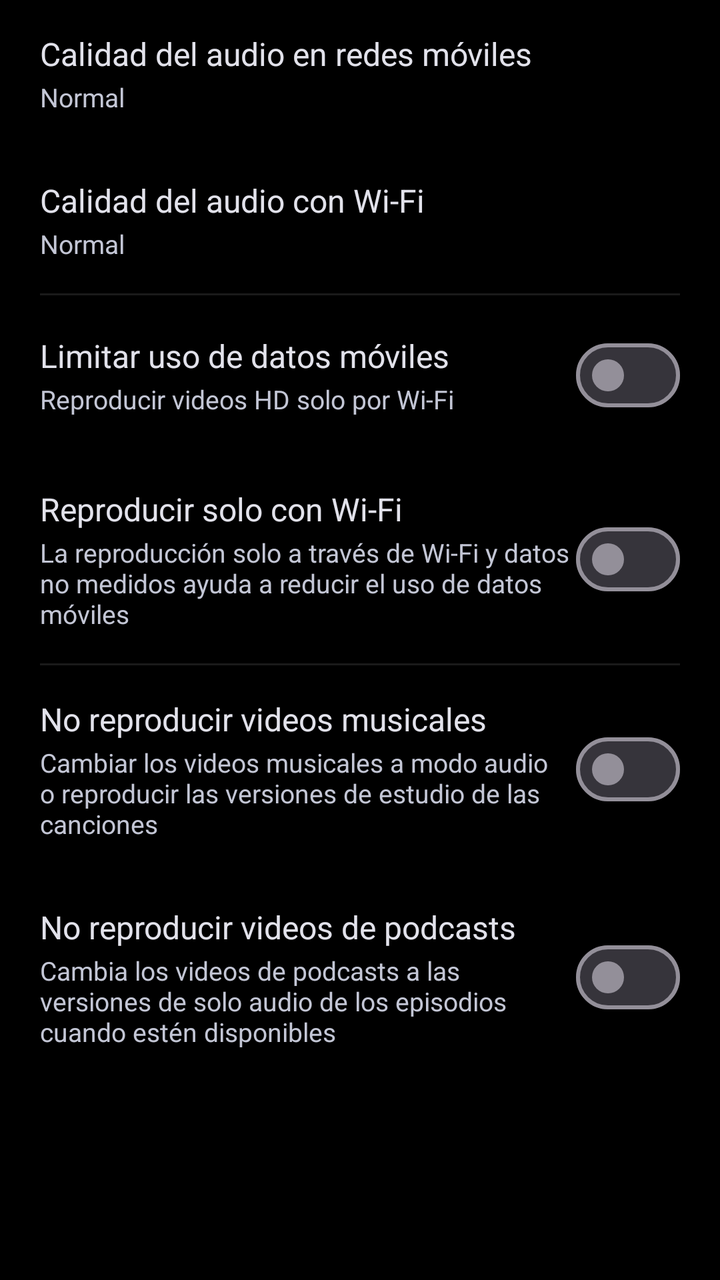
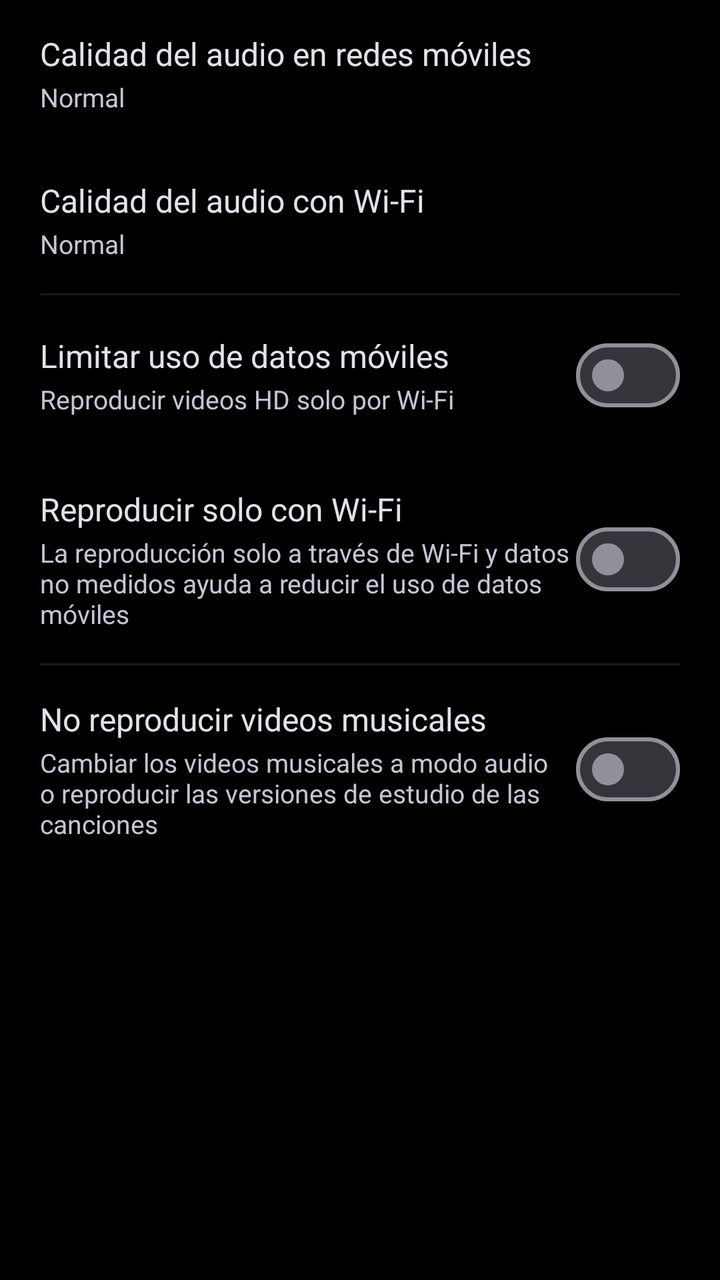

Screens rendered from an Android XML layout before and after an edit, with the pre-edit source and the edit as a unified diff.
<!-- AndroidManifest.xml: application theme Theme.Sleppify -->
<!-- res/layout/settings_data_saver.xml -->
<?xml version="1.0" encoding="utf-8"?>
<ScrollView xmlns:android="http://schemas.android.com/apk/res/android"
    android:id="@+id/svSettingsDataSaver"
    android:layout_width="match_parent"
    android:layout_height="match_parent"
    android:background="#FF000000"
    android:clipToPadding="false"
    android:paddingBottom="80dp">

    <LinearLayout
        android:layout_width="match_parent"
        android:layout_height="wrap_content"
        android:orientation="vertical"
        android:paddingHorizontal="20dp">

        
        <LinearLayout
            android:id="@+id/rowQualityMobile"
            android:layout_width="match_parent"
            android:layout_height="wrap_content"
            android:background="?attr/selectableItemBackground"
            android:clickable="true"
            android:focusable="true"
            android:orientation="vertical"
            android:paddingVertical="16dp">

            <TextView
                android:layout_width="wrap_content"
                android:layout_height="wrap_content"
                android:text="Calidad del audio en redes móviles"
                android:textColor="@color/text_primary"
                android:textSize="16sp" />

            <TextView
                android:id="@+id/tvQualityMobileValue"
                android:layout_width="wrap_content"
                android:layout_height="wrap_content"
                android:layout_marginTop="2dp"
                android:text="Normal"
                android:textColor="@color/text_secondary"
                android:textSize="13sp" />
        </LinearLayout>

        
        <LinearLayout
            android:id="@+id/rowQualityWifi"
            android:layout_width="match_parent"
            android:layout_height="wrap_content"
            android:background="?attr/selectableItemBackground"
            android:clickable="true"
            android:focusable="true"
            android:orientation="vertical"
            android:paddingVertical="16dp">

            <TextView
                android:layout_width="wrap_content"
                android:layout_height="wrap_content"
                android:text="Calidad del audio con Wi-Fi"
                android:textColor="@color/text_primary"
                android:textSize="16sp" />

            <TextView
                android:id="@+id/tvQualityWifiValue"
                android:layout_width="wrap_content"
                android:layout_height="wrap_content"
                android:layout_marginTop="2dp"
                android:text="Normal"
                android:textColor="@color/text_secondary"
                android:textSize="13sp" />
        </LinearLayout>

        <View
            android:layout_width="match_parent"
            android:layout_height="1dp"
            android:background="#1AFFFFFF" />

        
        <LinearLayout
            android:id="@+id/rowLimitMobileData"
            android:layout_width="match_parent"
            android:layout_height="wrap_content"
            android:gravity="center_vertical"
            android:orientation="horizontal"
            android:paddingVertical="16dp">

            <LinearLayout
                android:layout_width="0dp"
                android:layout_height="wrap_content"
                android:layout_weight="1"
                android:orientation="vertical">

                <TextView
                    android:layout_width="wrap_content"
                    android:layout_height="wrap_content"
                    android:text="Limitar uso de datos móviles"
                    android:textColor="@color/text_primary"
                    android:textSize="16sp" />

                <TextView
                    android:layout_width="wrap_content"
                    android:layout_height="wrap_content"
                    android:layout_marginTop="2dp"
                    android:text="Reproducir videos HD solo por Wi-Fi"
                    android:textColor="@color/text_secondary"
                    android:textSize="13sp" />
            </LinearLayout>

            <com.google.android.material.materialswitch.MaterialSwitch
                android:id="@+id/swLimitMobileData"
                android:layout_width="wrap_content"
                android:layout_height="wrap_content" />
        </LinearLayout>

        
        <LinearLayout
            android:id="@+id/rowWifiOnlyPlayback"
            android:layout_width="match_parent"
            android:layout_height="wrap_content"
            android:gravity="center_vertical"
            android:orientation="horizontal"
            android:paddingVertical="16dp">

            <LinearLayout
                android:layout_width="0dp"
                android:layout_height="wrap_content"
                android:layout_weight="1"
                android:orientation="vertical">

                <TextView
                    android:layout_width="wrap_content"
                    android:layout_height="wrap_content"
                    android:text="Reproducir solo con Wi-Fi"
                    android:textColor="@color/text_primary"
                    android:textSize="16sp" />

                <TextView
                    android:layout_width="wrap_content"
                    android:layout_height="wrap_content"
                    android:layout_marginTop="2dp"
                    android:text="La reproducción solo a través de Wi-Fi y datos no medidos ayuda a reducir el uso de datos móviles"
                    android:textColor="@color/text_secondary"
                    android:textSize="13sp" />
            </LinearLayout>

            <com.google.android.material.materialswitch.MaterialSwitch
                android:id="@+id/swWifiOnlyPlayback"
                android:layout_width="wrap_content"
                android:layout_height="wrap_content" />
        </LinearLayout>

        <View
            android:layout_width="match_parent"
            android:layout_height="1dp"
            android:background="#1AFFFFFF" />

        
        <LinearLayout
            android:id="@+id/rowNoMusicVideos"
            android:layout_width="match_parent"
            android:layout_height="wrap_content"
            android:gravity="center_vertical"
            android:orientation="horizontal"
            android:paddingVertical="16dp">

            <LinearLayout
                android:layout_width="0dp"
                android:layout_height="wrap_content"
                android:layout_weight="1"
                android:orientation="vertical">

                <TextView
                    android:layout_width="wrap_content"
                    android:layout_height="wrap_content"
                    android:text="No reproducir videos musicales"
                    android:textColor="@color/text_primary"
                    android:textSize="16sp" />

                <TextView
                    android:layout_width="wrap_content"
                    android:layout_height="wrap_content"
                    android:layout_marginTop="2dp"
                    android:text="Cambiar los videos musicales a modo audio o reproducir las versiones de estudio de las canciones"
                    android:textColor="@color/text_secondary"
                    android:textSize="13sp" />
            </LinearLayout>

            <com.google.android.material.materialswitch.MaterialSwitch
                android:id="@+id/swNoMusicVideos"
                android:layout_width="wrap_content"
                android:layout_height="wrap_content" />
        </LinearLayout>

        
        <LinearLayout
            android:id="@+id/rowNoPodcastVideos"
            android:layout_width="match_parent"
            android:layout_height="wrap_content"
            android:gravity="center_vertical"
            android:orientation="horizontal"
            android:paddingVertical="16dp">

            <LinearLayout
                android:layout_width="0dp"
                android:layout_height="wrap_content"
                android:layout_weight="1"
                android:orientation="vertical">

                <TextView
                    android:layout_width="wrap_content"
                    android:layout_height="wrap_content"
                    android:text="No reproducir videos de podcasts"
                    android:textColor="@color/text_primary"
                    android:textSize="16sp" />

                <TextView
                    android:layout_width="wrap_content"
                    android:layout_height="wrap_content"
                    android:layout_marginTop="2dp"
                    android:text="Cambia los videos de podcasts a las versiones de solo audio de los episodios cuando estén disponibles"
                    android:textColor="@color/text_secondary"
                    android:textSize="13sp" />
            </LinearLayout>

            <com.google.android.material.materialswitch.MaterialSwitch
                android:id="@+id/swNoPodcastVideos"
                android:layout_width="wrap_content"
                android:layout_height="wrap_content" />
        </LinearLayout>

    </LinearLayout>
</ScrollView>
<!-- resources referenced by this layout -->
<resources>
  <color name="text_primary">#e2e2eb</color>
  <color name="text_secondary">#c3c6d5</color>
  <style name="Theme.Sleppify" parent="Base.Theme.Sleppify" />
  <style name="Base.Theme.Sleppify" parent="Theme.Material3.Dark.NoActionBar">
          
          <item name="colorPrimary">@color/stitch_blue</item>
          <item name="colorSecondary">@color/stitch_blue_light</item>
          <item name="android:windowBackground">@color/surface_dark</item>
          <item name="android:navigationBarColor">@color/surface_dark</item>
          <item name="android:statusBarColor">@color/surface_dark</item>
          <item name="android:textColorPrimary">@color/text_primary</item>
          <item name="android:textColorSecondary">@color/text_secondary</item>
      </style>
  <color name="stitch_blue">#AEC7FD</color>
  <color name="stitch_blue_light">#AEC7FD</color>
  <color name="surface_dark">#111319</color>
</resources>

<!-- the commit's change to res/layout/settings_data_saver.xml (unified diff, before → after) -->
@@ -190,42 +190,5 @@
                 android:layout_height="wrap_content" />
         </LinearLayout>
 
-        
-        <LinearLayout
-            android:id="@+id/rowNoPodcastVideos"
-            android:layout_width="match_parent"
-            android:layout_height="wrap_content"
-            android:gravity="center_vertical"
-            android:orientation="horizontal"
-            android:paddingVertical="16dp">
-
-            <LinearLayout
-                android:layout_width="0dp"
-                android:layout_height="wrap_content"
-                android:layout_weight="1"
-                android:orientation="vertical">
-
-                <TextView
-                    android:layout_width="wrap_content"
-                    android:layout_height="wrap_content"
-                    android:text="No reproducir videos de podcasts"
-                    android:textColor="@color/text_primary"
-                    android:textSize="16sp" />
-
-                <TextView
-                    android:layout_width="wrap_content"
-                    android:layout_height="wrap_content"
-                    android:layout_marginTop="2dp"
-                    android:text="Cambia los videos de podcasts a las versiones de solo audio de los episodios cuando estén disponibles"
-                    android:textColor="@color/text_secondary"
-                    android:textSize="13sp" />
-            </LinearLayout>
-
-            <com.google.android.material.materialswitch.MaterialSwitch
-                android:id="@+id/swNoPodcastVideos"
-                android:layout_width="wrap_content"
-                android:layout_height="wrap_content" />
-        </LinearLayout>
-
     </LinearLayout>
 </ScrollView>
